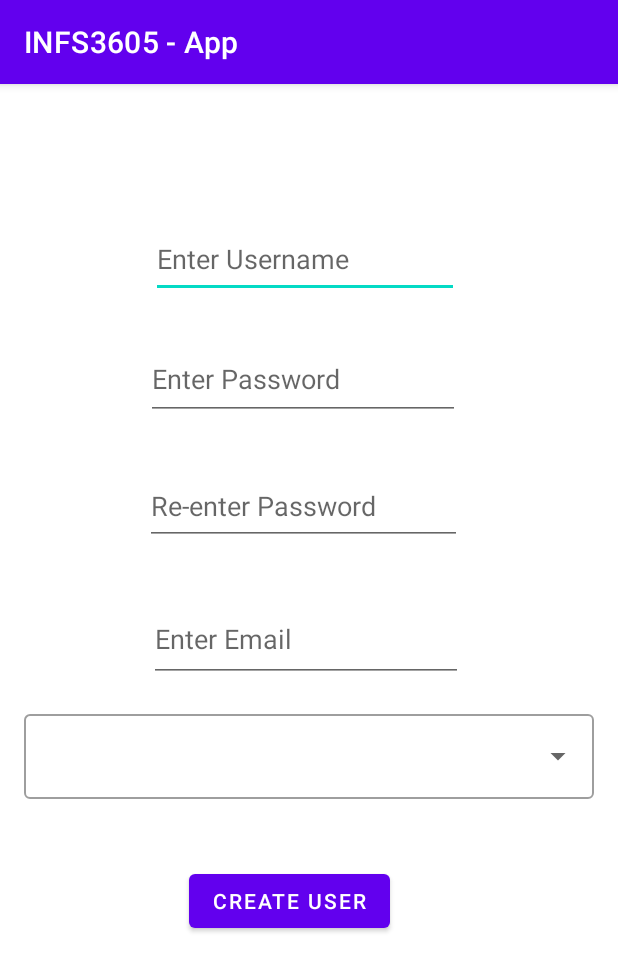
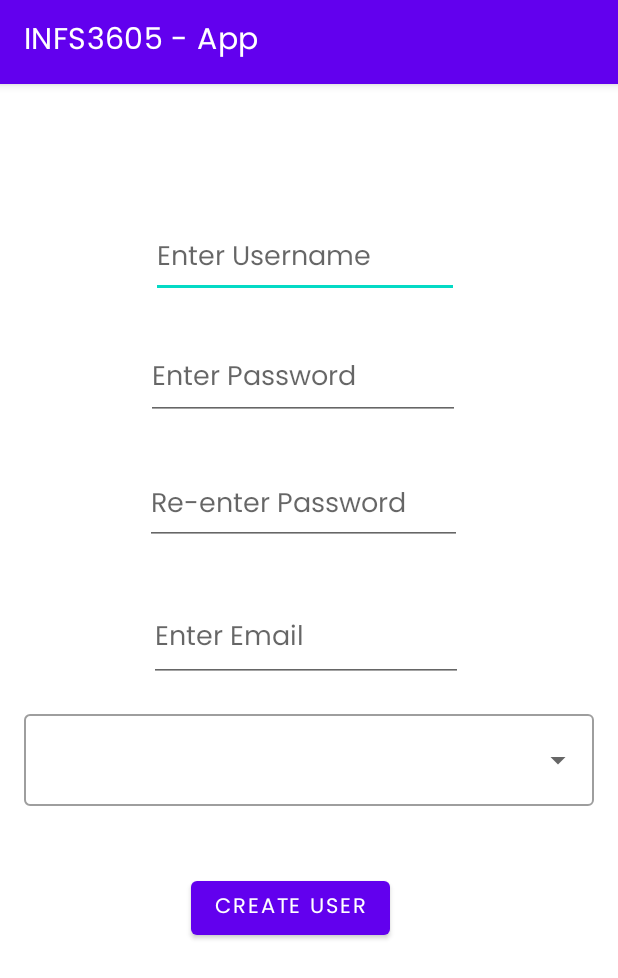
Before and after one commit to Csant01/infs3605-application, an Android app: the CreateUserActivity screen opened directly, with no data from a screen before it, on a phone screen of 412 x 824 dp. Shown: the top 978 px of the screen. Run offline under Robolectric (Android 15) with nearby library versions, the phone set to English and light mode, and no system bars.

Commit message:
{app name}v.0.2.3
minor additions to ui - added font family (Poppins) and set Poppins Regular as default font in themes.xml

```diff
--- a/app/build.gradle
+++ b/app/build.gradle
@@ -33,6 +33,8 @@ dependencies {
     implementation 'androidx.appcompat:appcompat:1.6.1'
     implementation 'com.google.android.material:material:1.8.0'
     implementation 'androidx.constraintlayout:constraintlayout:2.1.4'
+    // dependency for bottom navigation bar (Android's Material Design Library 1.2.0) - for Fiona reference in case this nav is faulty
+    implementation 'com.google.android.material:material:1.2.0'
     testImplementation 'junit:junit:4.13.2'
     androidTestImplementation 'androidx.test.ext:junit:1.1.5'
     androidTestImplementation 'androidx.test.espresso:espresso-core:3.5.1'
--- a/app/src/main/res/layout/activity_create_user.xml
+++ b/app/src/main/res/layout/activity_create_user.xml
@@ -13,6 +13,7 @@
         android:layout_marginTop="91dp"
         android:layout_marginEnd="106dp"
         android:ems="10"
+        android:fontFamily="@font/poppins_regular"
         android:hint="Enter Username"
         android:inputType="textPersonName"
         app:layout_constraintEnd_toEndOf="parent"
--- a/app/src/main/res/values/themes.xml
+++ b/app/src/main/res/values/themes.xml
@@ -12,5 +12,8 @@
         <!-- Status bar color. -->
         <item name="android:statusBarColor">?attr/colorPrimaryVariant</item>
         <!-- Customize your theme here. -->
+
+        <!-- Primary Font - Poppins Regular. -->
+        <item name="android:fontFamily">@font/poppins_regular</item>
     </style>
 </resources>
```
Also changed, not shown: app/src/main/res/font/poppins_bold.ttf (added), app/src/main/res/font/poppins_light.ttf (added), app/src/main/res/font/poppins_medium.ttf (added), app/src/main/res/font/poppins_regular.ttf (added), app/src/main/res/font/poppins_semibold.ttf (added).
